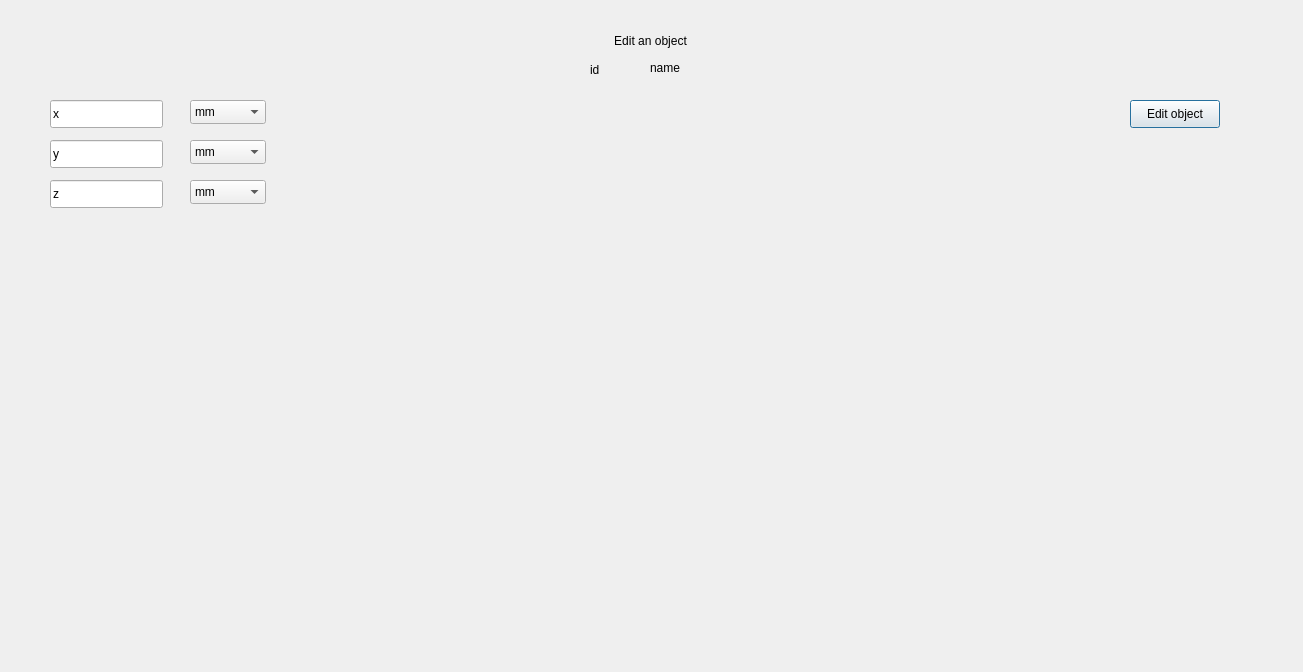
Above: edit_line_ui.ui from tlsLizard/collector before the change. Below: the same form after it.
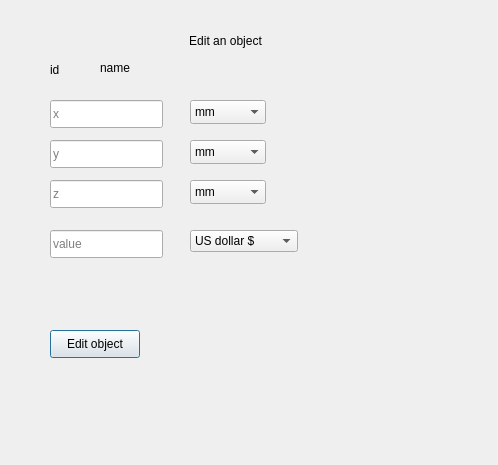
That is the form after the change.

Patch:
```diff
--- a/edit_line_ui.ui
+++ b/edit_line_ui.ui
@@ -6,8 +6,8 @@
    <rect>
     <x>0</x>
     <y>0</y>
-    <width>1303</width>
-    <height>672</height>
+    <width>498</width>
+    <height>465</height>
    </rect>
   </property>
   <property name="windowTitle">
@@ -16,9 +16,9 @@
   <widget class="QLabel" name="label">
    <property name="geometry">
     <rect>
-     <x>0</x>
+     <x>110</x>
      <y>30</y>
-     <width>1301</width>
+     <width>231</width>
      <height>21</height>
     </rect>
    </property>
@@ -41,7 +41,7 @@
    <property name="inputMask">
     <string/>
    </property>
-   <property name="text">
+   <property name="placeholderText">
     <string>x</string>
    </property>
   </widget>
@@ -54,7 +54,7 @@
      <height>28</height>
     </rect>
    </property>
-   <property name="text">
+   <property name="placeholderText">
     <string>y</string>
    </property>
   </widget>
@@ -67,7 +67,7 @@
      <height>28</height>
     </rect>
    </property>
-   <property name="text">
+   <property name="placeholderText">
     <string>z</string>
    </property>
   </widget>
@@ -134,7 +134,7 @@
   <widget class="QLabel" name="label_id">
    <property name="geometry">
     <rect>
-     <x>590</x>
+     <x>50</x>
      <y>60</y>
      <width>51</width>
      <height>20</height>
@@ -147,7 +147,7 @@
   <widget class="QLabel" name="label_name">
    <property name="geometry">
     <rect>
-     <x>650</x>
+     <x>100</x>
      <y>60</y>
      <width>58</width>
      <height>16</height>
@@ -160,8 +160,8 @@
   <widget class="QPushButton" name="button_edit">
    <property name="geometry">
     <rect>
-     <x>1130</x>
-     <y>100</y>
+     <x>50</x>
+     <y>330</y>
      <width>90</width>
      <height>28</height>
     </rect>
@@ -170,6 +170,68 @@
     <string>Edit object</string>
    </property>
   </widget>
+  <widget class="QLineEdit" name="value">
+   <property name="geometry">
+    <rect>
+     <x>50</x>
+     <y>230</y>
+     <width>113</width>
+     <height>28</height>
+    </rect>
+   </property>
+   <property name="text">
+    <string/>
+   </property>
+   <property name="placeholderText">
+    <string>value</string>
+   </property>
+  </widget>
+  <widget class="QComboBox" name="comboBox_4">
+   <property name="geometry">
+    <rect>
+     <x>190</x>
+     <y>230</y>
+     <width>122</width>
+     <height>25</height>
+    </rect>
+   </property>
+   <property name="editable">
+    <bool>false</bool>
+   </property>
+   <property name="currentText">
+    <string>US dollar $</string>
+   </property>
+   <property name="currentIndex">
+    <number>0</number>
+   </property>
+   <property name="maxVisibleItems">
+    <number>8</number>
+   </property>
+   <property name="sizeAdjustPolicy">
+    <enum>QComboBox::AdjustToContents</enum>
+   </property>
+   <property name="iconSize">
+    <size>
+     <width>30</width>
+     <height>16</height>
+    </size>
+   </property>
+   <item>
+    <property name="text">
+     <string>US dollar $</string>
+    </property>
+   </item>
+   <item>
+    <property name="text">
+     <string>Chinese Yuan </string>
+    </property>
+   </item>
+   <item>
+    <property name="text">
+     <string/>
+    </property>
+   </item>
+  </widget>
  </widget>
  <resources/>
  <connections/>
```
Left out of the diff: 3 changed lines with no effect on the pictures.
